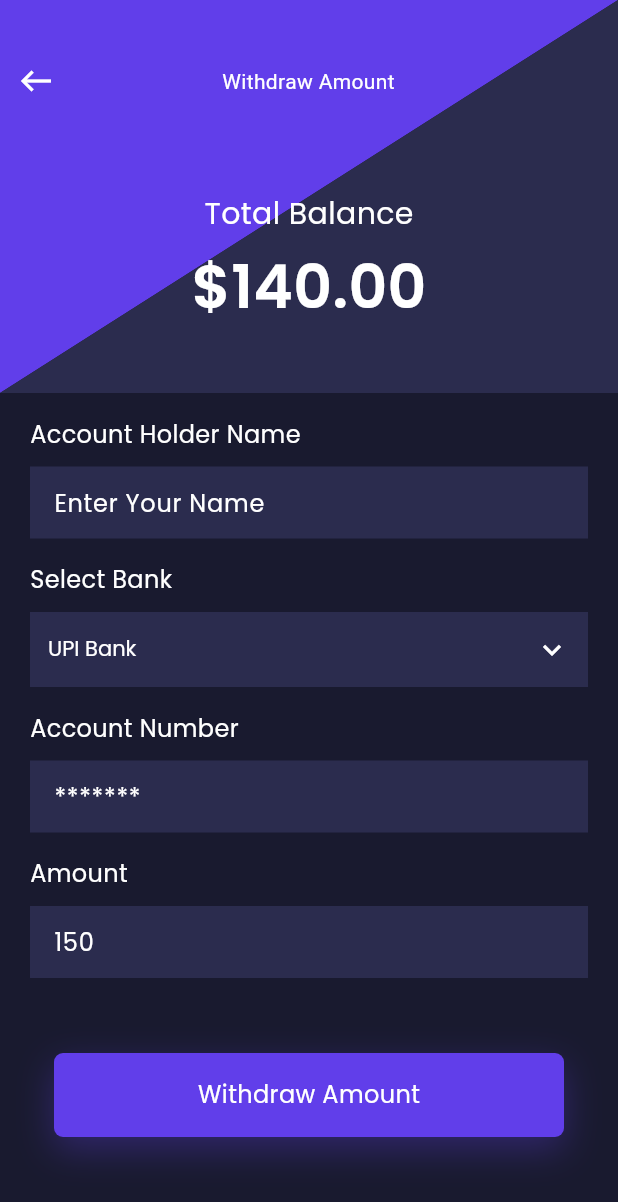
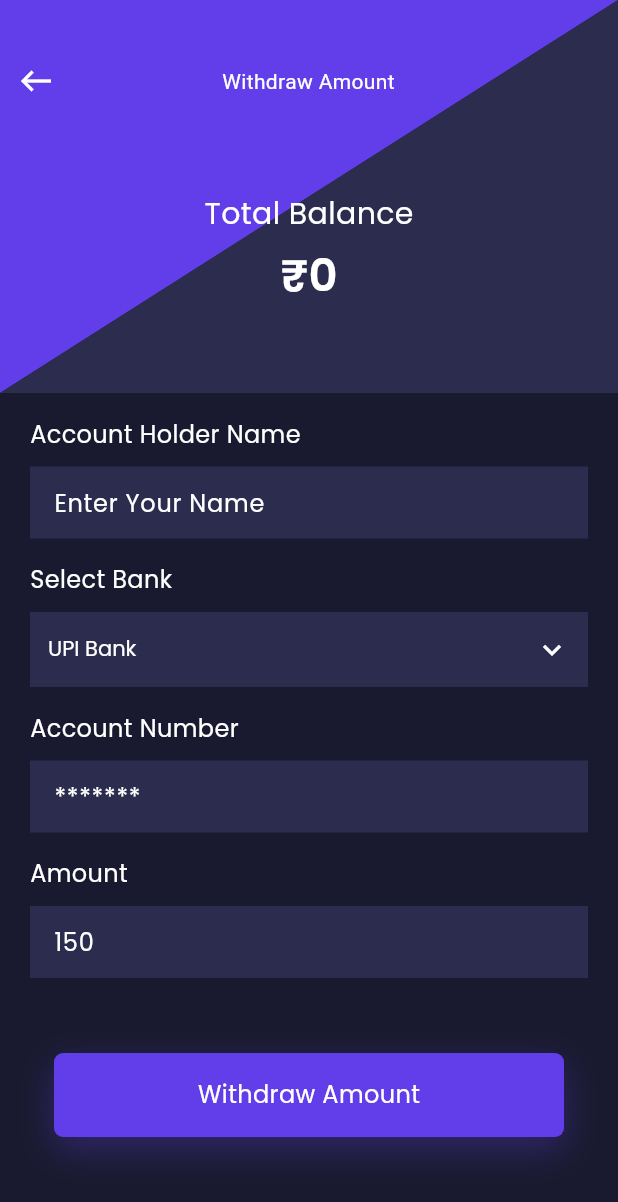
Before and after one commit to ba138/data, a Flutter app: the HomeView screen opened by its route, after a tap on "Withdraw", on a phone screen of 412 x 824 dp. Shown: the top 1202 px of the screen. Run offline on Flutter 3.47's test engine with Material 3 defaults, Android fonts, the phone set to English and light mode, and no system bars; our stand-ins replace another_flushbar, cloud_firestore, firebase_auth, firebase_core, flutter_spinkit, fluttertoast and 2 more; accounts and stored records are empty; network calls fail.

Commit message:
working on withdraw view

```diff
--- a/lib/view/home/home_view.dart
+++ b/lib/view/home/home_view.dart
@@ -84,8 +84,6 @@ class _HomeViewState extends State<HomeView> {
             _pImage = userDoc.get('profilePic') ?? defaultProfile;
           });
         }
-      } catch (error) {
-        Utils.flushBarErrorMessage(error.toString(), context);
       } finally {
         setState(() {
           _isLoading = false;
--- a/lib/view/withdrawFund/withdrawView.dart
+++ b/lib/view/withdrawFund/withdrawView.dart
@@ -26,6 +26,8 @@ class _WithdrawFundsViewState extends State<WithdrawFundsView> {
   TextEditingController amountController = TextEditingController();
   String selectPaymentType = "UPI Bank";
   bool _isLoading = false;
+  num? _totalAmount;
+  final User? user = FirebaseAuth.instance.currentUser;
 
   void withDrawFun() async {
     setState(() {
@@ -37,15 +39,13 @@ class _WithdrawFundsViewState extends State<WithdrawFundsView> {
       final currentuser = FirebaseAuth.instance.currentUser;
       if (currentuser != null) {
         await FirebaseFirestore.instance
-            .collection('users')
-            .doc(currentuser.uid)
             .collection('withdraw_requests')
             .doc(uuid)
             .set({
           'AccountHolderName': nameController.text,
           'PaymentType': selectPaymentType,
           'AccountNumber': accountController.text,
-          'Amount': amountController.text,
+          'balance': amountController.text,
           'uuId': uuid,
           'currentUserId': currentuser.uid,
           'date': DateTime.now(),
@@ -123,17 +123,43 @@ class _WithdrawFundsViewState extends State<WithdrawFundsView> {
                                     ),
                                   ),
                                   const VerticalSpeacing(5.0),
-                                  Text(
-                                    '\$140.00',
+                                  StreamBuilder<DocumentSnapshot>(
+                                      stream: FirebaseFirestore.instance
+                                          .collection('users')
+                                          .doc(user?.uid)
+                                          .snapshots(),
+                                      builder: (context, snapshot) {
+                                        if (snapshot.connectionState ==
+                                            ConnectionState.waiting) {
+                                          return const CircularProgressIndicator();
+                                        }
+                                        if (snapshot.hasError) {
+                                          return Text(
+                                              'Error: ${snapshot.error}');
+                                        }
+                                        if (!snapshot.hasData ||
+                                            !snapshot.data!.exists) {
+                                          return const Text('N/A');
+                                        }
+
+                                        final userDoc = snapshot.data!;
+                                        _totalAmount =
+                                            userDoc.get('balance') ?? 0;
+
+                                        return Text(
+                                          _totalAmount != null
+                                              ? '₹$_totalAmount'
+                                              : 'N/A',
                                           style: GoogleFonts.getFont(
                                             "Poppins",
                                             textStyle: const TextStyle(
-                                        color: AppColor.whiteColor,
-                                        fontSize: 40.0,
+                                              color: Colors.white,
+                                              fontSize: 30.0,
                                               fontWeight: FontWeight.w600,
                                             ),
                                           ),
-                                  ),
+                                        );
+                                      }),
                                 ],
                               ),
                             ],
```
Lines whose indentation alone changed are shown as unchanged.
